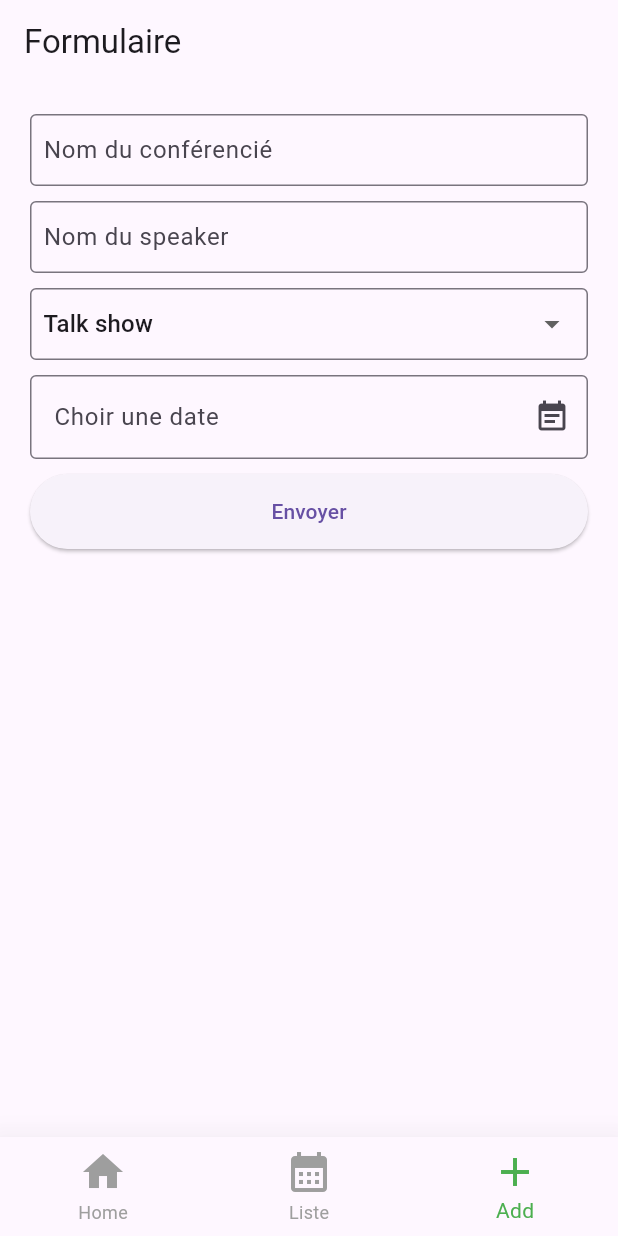
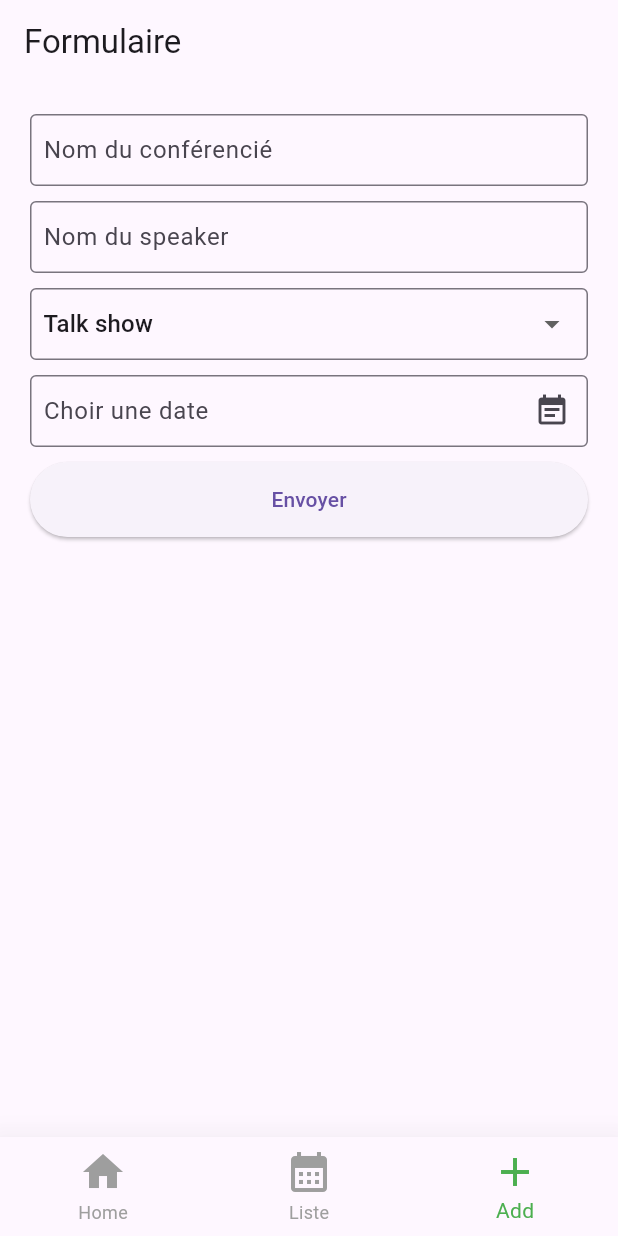
Before and after one commit to sielinou16051991/mon_premier_projet_flutter, a Flutter app: the screen it shows after launch, item 3 of the bottom bar chosen, on a phone screen of 412 x 824 dp. Run offline on Flutter 3.47's test engine with Material 3 defaults, Android fonts, the light colour scheme and no system bars; drawn by our look-alikes of date_field.

Commit message:
réduction de la tail des champsde formulaire

```diff
--- a/lib/pages/add_event_page.dart
+++ b/lib/pages/add_event_page.dart
@@ -99,6 +99,7 @@ class _AddEventPageState extends State<AddEventPage> {
               margin: const EdgeInsets.only(bottom: 10),
               child: DateTimeFormField(
                 decoration: const InputDecoration(
+                  contentPadding: EdgeInsets.only(bottom: -5, top: -5, left: 5),
                   hintStyle: TextStyle(color: Colors.black45),
                   errorStyle: TextStyle(color: Colors.redAccent),
                   border: OutlineInputBorder(),
```
